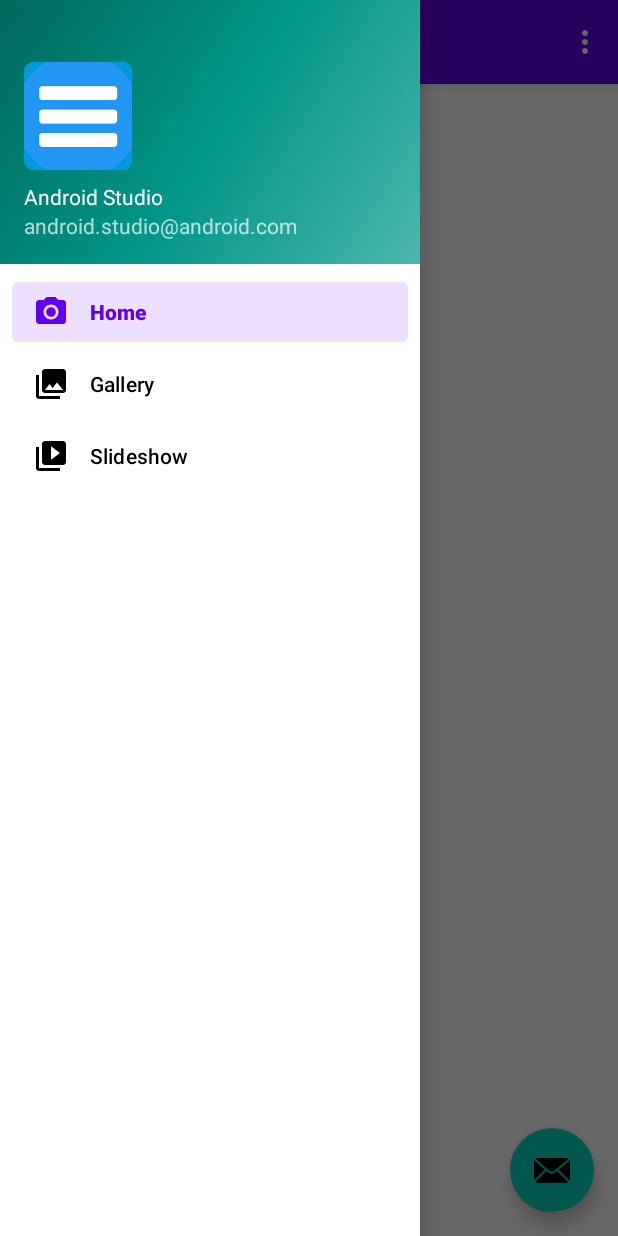
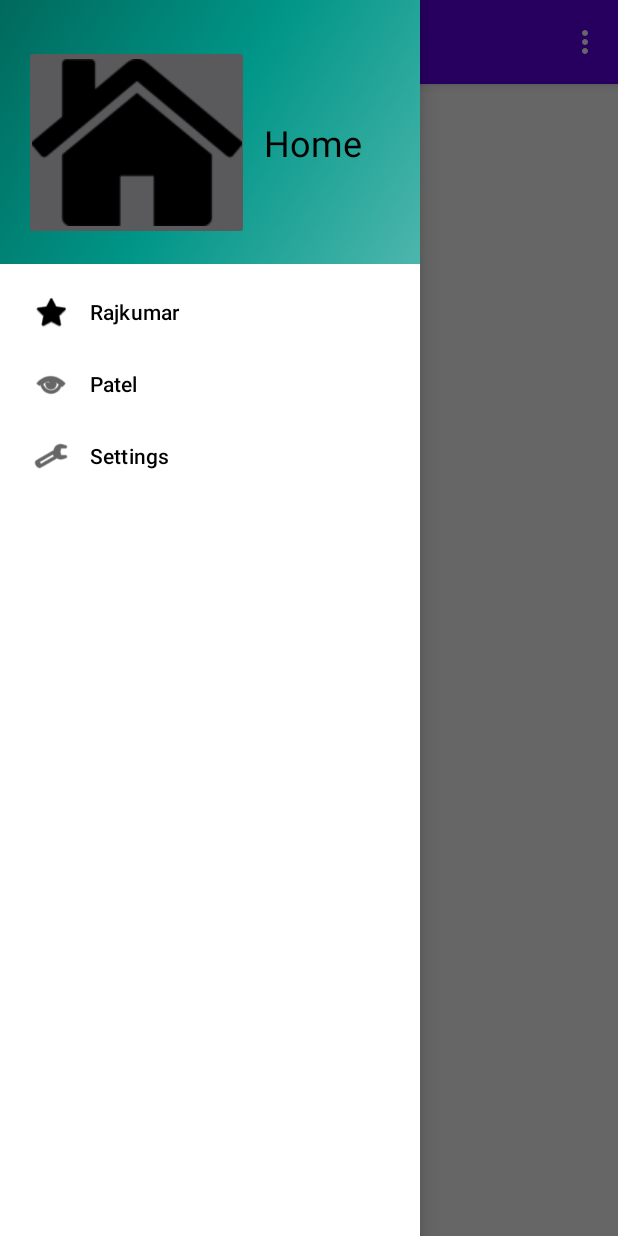
Before and after one commit to RajkumarPatel28/RajkumarPatelAssign3, an Android app: the screen it shows after launch (RajkumarActivity), with the side drawer open, on a phone screen of 412 x 824 dp. Run offline under Robolectric (Android 15) with nearby library versions, the phone set to English and light mode, and no system bars; our stand-ins replace navigation-ui.

Commit message:
Modified Project Files
- Changed ID names of all Activities, Fragments, and Navigation bar
- Removed extra content which is not needed
- Changed fragments to have linear layout

```diff
--- a/rajkumarlab3/src/main/java/rajkumar/patel/n01289472/RajkumarActivity.java
+++ b/rajkumarlab3/src/main/java/rajkumar/patel/n01289472/RajkumarActivity.java
@@ -1,11 +1,8 @@
 package rajkumar.patel.n01289472;
 
 import android.os.Bundle;
-import android.view.View;
 import android.view.Menu;
 
-import com.google.android.material.floatingactionbutton.FloatingActionButton;
-import com.google.android.material.snackbar.Snackbar;
 import com.google.android.material.navigation.NavigationView;
 
 import androidx.navigation.NavController;
@@ -28,25 +25,18 @@ public class RajkumarActivity extends AppCompatActivity {
     protected void onCreate(Bundle savedInstanceState) {
         super.onCreate(savedInstanceState);
         setContentView(R.layout.activity_rajkumar);
-        Toolbar toolbar = findViewById(R.id.toolbar);
+        Toolbar toolbar = findViewById(R.id.rajToolbar);
         setSupportActionBar(toolbar);
-        FloatingActionButton fab = findViewById(R.id.fab);
-        fab.setOnClickListener(new View.OnClickListener() {
-            @Override
-            public void onClick(View view) {
-                Snackbar.make(view, "Replace with your own action", Snackbar.LENGTH_LONG)
-                        .setAction("Action", null).show();
-            }
-        });
-        DrawerLayout drawer = findViewById(R.id.drawer_layout);
-        NavigationView navigationView = findViewById(R.id.nav_view);
+
+        DrawerLayout drawer = findViewById(R.id.rajDrawerLayout);
+        NavigationView navigationView = findViewById(R.id.rajNavView);
         // Passing each menu ID as a set of Ids because each
         // menu should be considered as top level destinations.
         mAppBarConfiguration = new AppBarConfiguration.Builder(
-                R.id.nav_home, R.id.nav_gallery, R.id.nav_slideshow)
+                R.id.rajNavHome, R.id.rajNavFirstname, R.id.rajNavLastname, R.id.rajNavSettings)
                 .setDrawerLayout(drawer)
                 .build();
-        NavController navController = Navigation.findNavController(this, R.id.nav_host_fragment);
+        NavController navController = Navigation.findNavController(this, R.id.rajNavHostFragment);
         NavigationUI.setupActionBarWithNavController(this, navController, mAppBarConfiguration);
         NavigationUI.setupWithNavController(navigationView, navController);
     }
@@ -60,7 +50,7 @@ public class RajkumarActivity extends AppCompatActivity {
 
     @Override
     public boolean onSupportNavigateUp() {
-        NavController navController = Navigation.findNavController(this, R.id.nav_host_fragment);
+        NavController navController = Navigation.findNavController(this, R.id.rajNavHostFragment);
         return NavigationUI.navigateUp(navController, mAppBarConfiguration)
                 || super.onSupportNavigateUp();
     }
--- a/rajkumarlab3/src/main/java/rajkumar/patel/n01289472/ui/firstname/RajDown.java
+++ b/rajkumarlab3/src/main/java/rajkumar/patel/n01289472/ui/firstname/RajDown.java
@@ -8,4 +8,5 @@ import androidx.fragment.app.Fragment;
 
 public class RajDown extends Fragment {
 
+
 }
--- a/rajkumarlab3/src/main/res/layout/activity_rajkumar.xml
+++ b/rajkumarlab3/src/main/res/layout/activity_rajkumar.xml
@@ -2,7 +2,7 @@
 <androidx.drawerlayout.widget.DrawerLayout xmlns:android="http://schemas.android.com/apk/res/android"
     xmlns:app="http://schemas.android.com/apk/res-auto"
     xmlns:tools="http://schemas.android.com/tools"
-    android:id="@+id/drawer_layout"
+    android:id="@+id/rajDrawerLayout"
     android:layout_width="match_parent"
     android:layout_height="match_parent"
     android:fitsSystemWindows="true"
@@ -14,7 +14,7 @@
         android:layout_height="match_parent" />
 
     <com.google.android.material.navigation.NavigationView
-        android:id="@+id/nav_view"
+        android:id="@+id/rajNavView"
         android:layout_width="wrap_content"
         android:layout_height="match_parent"
         android:layout_gravity="start"
--- a/rajkumarlab3/src/main/res/layout/app_bar_main.xml
+++ b/rajkumarlab3/src/main/res/layout/app_bar_main.xml
@@ -12,7 +12,7 @@
         android:theme="@style/Theme.RajkumarLab3.AppBarOverlay">
 
         <androidx.appcompat.widget.Toolbar
-            android:id="@+id/toolbar"
+            android:id="@+id/rajToolbar"
             android:layout_width="match_parent"
             android:layout_height="?attr/actionBarSize"
             android:background="?attr/colorPrimary"
@@ -22,12 +22,4 @@
 
     <include layout="@layout/content_main" />
 
-    <com.google.android.material.floatingactionbutton.FloatingActionButton
-        android:id="@+id/fab"
-        android:layout_width="wrap_content"
-        android:layout_height="wrap_content"
-        android:layout_gravity="bottom|end"
-        android:layout_margin="@dimen/fab_margin"
-        app:srcCompat="@android:drawable/ic_dialog_email" />
-
 </androidx.coordinatorlayout.widget.CoordinatorLayout>
--- a/rajkumarlab3/src/main/res/layout/content_main.xml
+++ b/rajkumarlab3/src/main/res/layout/content_main.xml
@@ -8,7 +8,7 @@
     tools:showIn="@layout/app_bar_main">
 
     <fragment
-        android:id="@+id/nav_host_fragment"
+        android:id="@+id/rajNavHostFragment"
         android:name="androidx.navigation.fragment.NavHostFragment"
         android:layout_width="match_parent"
         android:layout_height="match_parent"
--- a/rajkumarlab3/src/main/res/layout/nav_header_main.xml
+++ b/rajkumarlab3/src/main/res/layout/nav_header_main.xml
@@ -12,24 +12,27 @@
     android:paddingBottom="@dimen/activity_vertical_margin"
     android:theme="@style/ThemeOverlay.AppCompat.Dark">
 
-    <ImageView
-        android:id="@+id/imageView"
-        android:layout_width="wrap_content"
-        android:layout_height="wrap_content"
-        android:contentDescription="@string/nav_header_desc"
-        android:paddingTop="@dimen/nav_header_vertical_spacing"
-        app:srcCompat="@mipmap/ic_launcher_round" />
-
-    <TextView
+    <LinearLayout
         android:layout_width="match_parent"
         android:layout_height="wrap_content"
-        android:paddingTop="@dimen/nav_header_vertical_spacing"
-        android:text="@string/nav_header_title"
-        android:textAppearance="@style/TextAppearance.AppCompat.Body1" />
+        android:orientation="horizontal">
 
-    <TextView
-        android:id="@+id/textView"
-        android:layout_width="wrap_content"
-        android:layout_height="wrap_content"
-        android:text="@string/nav_header_subtitle" />
+        <ImageButton
+            android:id="@+id/rajImagebtn"
+            android:layout_width="150dip"
+            android:layout_height="130dip"
+            android:src="@drawable/home_logo" />
+
+        <TextView
+            android:id="@+id/rajHomeTv"
+            android:layout_width="match_parent"
+            android:layout_height="wrap_content"
+            android:layout_gravity="center"
+            android:layout_marginStart="10dip"
+            android:text="Home"
+            android:textColor="@color/black"
+            android:textSize="24sp" />
+
+    </LinearLayout>
+
 </LinearLayout>
--- a/rajkumarlab3/src/main/res/menu/activity_main_drawer.xml
+++ b/rajkumarlab3/src/main/res/menu/activity_main_drawer.xml
@@ -5,16 +5,16 @@
 
     <group android:checkableBehavior="single">
         <item
-            android:id="@+id/nav_home"
-            android:icon="@drawable/ic_menu_camera"
-            android:title="@string/menu_home" />
+            android:id="@+id/rajNavFirstname"
+            android:icon="@android:drawable/btn_star_big_on"
+            android:title="@string/menu_item1" />
         <item
-            android:id="@+id/nav_gallery"
-            android:icon="@drawable/ic_menu_gallery"
-            android:title="@string/menu_gallery" />
+            android:id="@+id/rajNavLastname"
+            android:icon="@android:drawable/ic_menu_view"
+            android:title="@string/menu_item2" />
         <item
-            android:id="@+id/nav_slideshow"
-            android:icon="@drawable/ic_menu_slideshow"
-            android:title="@string/menu_slideshow" />
+            android:id="@+id/rajNavSettings"
+            android:icon="@android:drawable/ic_menu_preferences"
+            android:title="@string/menu_item3" />
     </group>
 </menu>
--- a/rajkumarlab3/src/main/res/values/colors.xml
+++ b/rajkumarlab3/src/main/res/values/colors.xml
@@ -7,4 +7,9 @@
     <color name="teal_700">#FF018786</color>
     <color name="black">#FF000000</color>
     <color name="white">#FFFFFFFF</color>
+
+    <color name="purple">#ee89e4</color>
+    <color name="yellow">#feff66</color>
+    <color name="lightBlue">#90dff6</color>
+    <color name="lightRed">#fb5555</color>
 </resources>
--- a/rajkumarlab3/src/main/res/values/strings.xml
+++ b/rajkumarlab3/src/main/res/values/strings.xml
@@ -6,12 +6,11 @@
     <string name="app_name">RajkumarLab3</string>
     <string name="navigation_drawer_open">Open navigation drawer</string>
     <string name="navigation_drawer_close">Close navigation drawer</string>
-    <string name="nav_header_title">Android Studio</string>
-    <string name="nav_header_subtitle">android.studio@android.com</string>
-    <string name="nav_header_desc">Navigation header</string>
     <string name="action_settings">Settings</string>
 
-    <string name="menu_home">Home</string>
-    <string name="menu_gallery">Gallery</string>
-    <string name="menu_slideshow">Slideshow</string>
+    <string name="menu_item0">Home</string>
+    <string name="menu_item1">Rajkumar</string>
+    <string name="menu_item2">Patel</string>
+    <string name="menu_item3">Settings</string>
+
 </resources>
```
Also changed, not shown: rajkumarlab3/src/main/res/layout/pa_srv.xml (+7 -13 lines), rajkumarlab3/src/main/res/layout/pat_set.xml (+8 -13 lines), rajkumarlab3/src/main/res/layout/ra_home.xml (+8 -13 lines), rajkumarlab3/src/main/res/layout/raj_down.xml (+12 -12 lines), rajkumarlab3/src/main/res/navigation/mobile_navigation.xml (+18 -12 lines), rajkumarlab3/src/main/res/drawable/home_logo.png (added), rajkumarlab3/src/main/res/drawable/navigation_drawer_icon.png (added).
